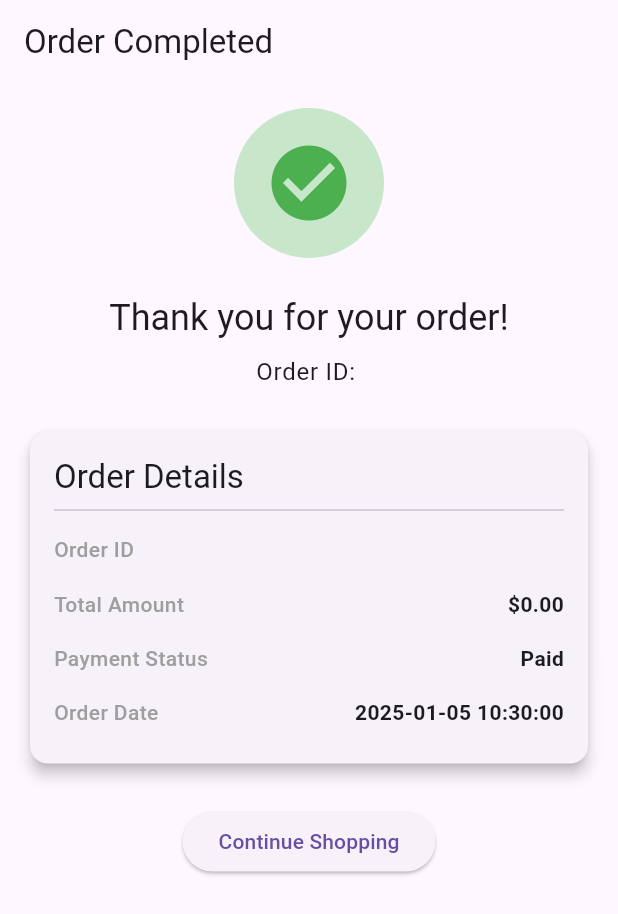
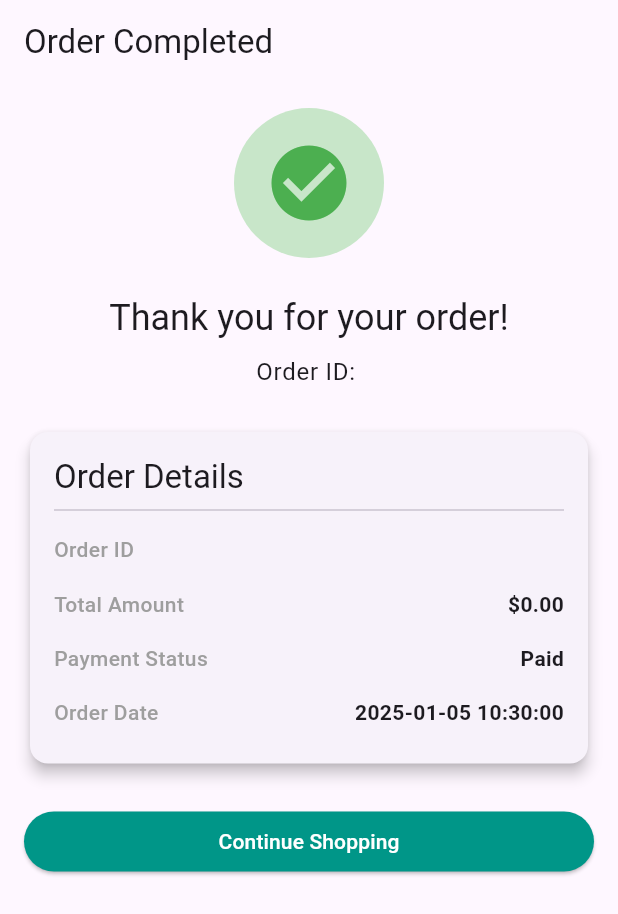
Before and after one commit to NimsaraPeiris/book-store-app, a Flutter app: the OrderCompletionScreen screen opened directly with empty values, on a phone screen of 412 x 824 dp. Shown: the top 914 px of the screen. Run offline on Flutter 3.47's test engine with Material 3 defaults, Android fonts, the phone set to English and light mode, and no system bars.

Commit message:
all stff done

```diff
--- a/lib/screens/order_completion_screen.dart
+++ b/lib/screens/order_completion_screen.dart
@@ -42,7 +42,13 @@ class OrderCompletionScreen extends StatelessWidget {
               orderId: orderId,
             ),
             const SizedBox(height: 24),
-            ElevatedButton(
+            SizedBox(
+              width: double.infinity,
+              child: ElevatedButton(
+                style: ElevatedButton.styleFrom(
+                  backgroundColor: Colors.teal,
+                  foregroundColor: Colors.white,
+                ),
                 onPressed: () {
                   Navigator.of(context).pushNamedAndRemoveUntil(
                     '/',
@@ -51,6 +57,7 @@ class OrderCompletionScreen extends StatelessWidget {
                 },
                 child: const Text('Continue Shopping'),
               ),
+            ),
           ],
         ),
       ),
```
Also changed, not shown: lib/screens/cart_screen.dart (+30 -5 lines), lib/widgets/book_card.dart (+7 -14 lines). Lines whose indentation alone changed are shown as unchanged.
